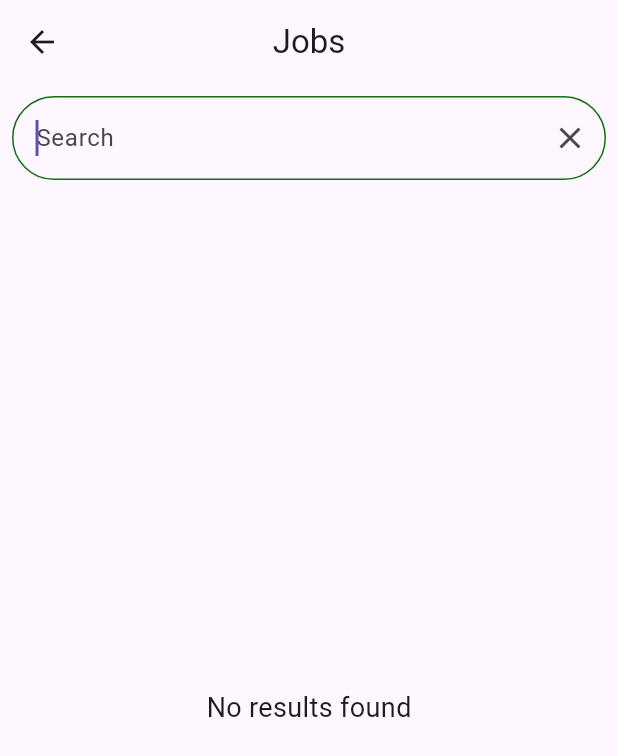
After one commit to AnchorMiles/kazi_connect, a Flutter app: the SearchPage screen opened directly, on a phone screen of 412 x 824 dp. The commit adds this screen. Shown: the top 756 px of the screen. Run offline on Flutter 3.47's test engine with Material 2 defaults, Android fonts, the phone set to English and light mode, and no system bars; our stand-ins replace cached_network_image, cloud_firestore, easy_dynamic_theme, firebase_auth, firebase_core, firebase_storage and 6 more; missing offline and left inert: firebase_ui_auth, firebase_ui_oauth_google, flutter_phone_direct_caller; accounts and stored records are empty; generated files the repository leaves out were written again; network calls fail.

Commit message:
added search page

```diff
--- /dev/null
+++ b/kazi_connect/lib/presentation/home/appbar_destinations/search_page.dart
@@ -0,0 +1,122 @@
+import 'package:cloud_firestore/cloud_firestore.dart';
+import 'package:flutter/material.dart';
+import 'package:kazi_connect/presentation/widgets/job_item.dart';
+
+class SearchPage extends StatefulWidget {
+  const SearchPage({Key? key}) : super(key: key);
+
+  @override
+  State<SearchPage> createState() => _SearchPageState();
+}
+
+class _SearchPageState extends State<SearchPage> {
+  TextEditingController searchController = TextEditingController();
+  FocusNode focusNode = FocusNode();
+
+  @override
+  void dispose() {
+    searchController.dispose();
+    focusNode.dispose();
+    super.dispose();
+  }
+
+  @override
+  Widget build(BuildContext context) {
+    return Scaffold(
+      appBar: AppBar(
+        centerTitle: true,
+        title: const Text("Jobs"),
+      ),
+      body: Padding(
+        padding: const EdgeInsets.all(8.0),
+        child: Column(
+          children: [
+            Padding(
+              padding: const EdgeInsets.only(bottom: 8.0),
+              child: TextField(
+                autofocus: true,
+                autocorrect: true,
+                focusNode: focusNode,
+                controller: searchController,
+                onChanged: (value) {
+                  setState(() {});
+                },
+                onSubmitted: (value) {
+                  setState(() {});
+                },
+                onTapOutside: (value) {
+                  setState(() {});
+                  focusNode.unfocus();
+                },
+                decoration: InputDecoration(
+                  hintText: "Search",
+                  suffixIcon: IconButton(
+                    tooltip: "Clear",
+                    onPressed: () {
+                      setState(() {
+                        searchController.clear();
+                      });
+                    },
+                    icon: const Icon(Icons.clear),
+                  ),
+                  enabledBorder: OutlineInputBorder(
+                    borderRadius: BorderRadius.circular(24.0),
+                  ),
+                  focusedBorder: OutlineInputBorder(
+                    borderSide: BorderSide(
+                      color: Theme.of(context).primaryColor,
+                    ),
+                    borderRadius: BorderRadius.circular(48.0),
+                  ),
+                ),
+                textInputAction: TextInputAction.search,
+              ),
+            ),
+            Expanded(
+              child: StreamBuilder(
+                stream: FirebaseFirestore.instance
+                    .collection('vehicles')
+                    .snapshots(),
+                builder: (context, snapshot) {
+                  if (!snapshot.hasData) {
+                    return Center(
+                      child: CircularProgressIndicator(
+                        color: Theme.of(context).primaryColor,
+                      ),
+                    );
+                  }
+
+                  final searchResults =
+                      snapshot.data!.docs.toList().reversed.where((document) {
+                    // Filter logic
+                    final name = document['name'].toString().toLowerCase();
+                    final searchQuery = searchController.text.toLowerCase();
+                    return name.contains(searchQuery);
+                  }).toList();
+
+                  if (searchResults.isEmpty) {
+                    return const Center(
+                      child: Text(
+                        'No results found',
+                        style: TextStyle(fontSize: 18),
+                      ),
+                    );
+                  }
+
+                  return ListView.builder(
+                    itemCount: searchResults.length,
+                    itemBuilder: (context, index) {
+                      final document = searchResults[index];
+
+                      return jobItem(context: context);
+                    },
+                  );
+                },
+              ),
+            ),
+          ],
+        ),
+      ),
+    );
+  }
+}
```
Also changed, not shown: kazi_connect/lib/utils.dart (+5 -6 lines).
